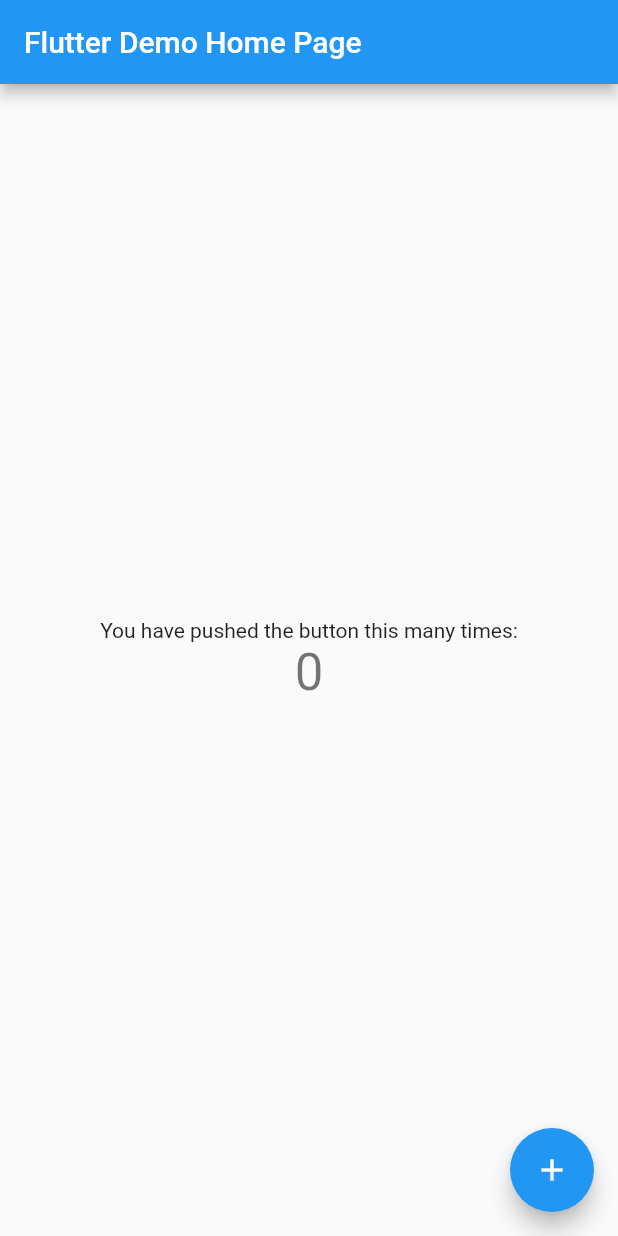
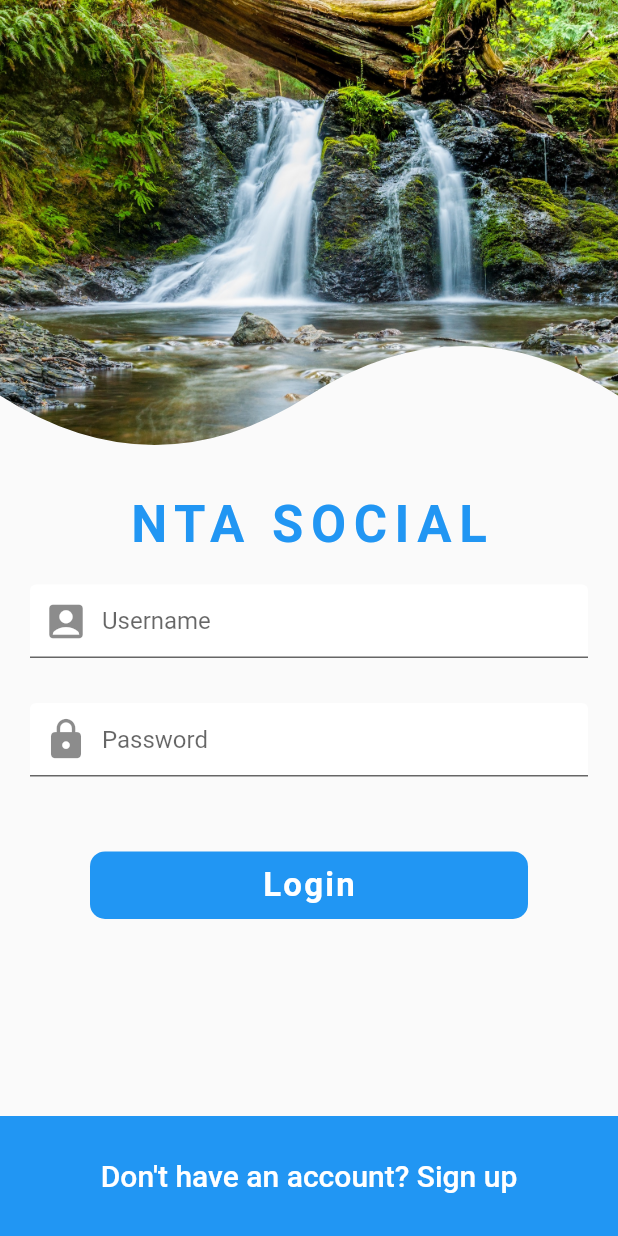
Before and after one commit to tunganh252/social_nta, a Flutter app: the screen it shows after launch, on a phone screen of 412 x 824 dp. Run offline on Flutter 3.47's test engine with Material 2 defaults, Android fonts, the phone set to English and light mode, and no system bars.

Commit message:
[update] - UI loginScreen

```diff
--- a/lib/main.dart
+++ b/lib/main.dart
@@ -1,4 +1,5 @@
 import 'package:flutter/material.dart';
+import 'package:flutter_social_ui/screens/login_screen.dart';
 
 void main() => runApp(MyApp());
 
@@ -7,96 +8,12 @@ class MyApp extends StatelessWidget {
   @override
   Widget build(BuildContext context) {
     return MaterialApp(
-      title: 'Flutter Demo',
+      title: 'NTA Social UI',
+      debugShowCheckedModeBanner: false,
       theme: ThemeData(
         primarySwatch: Colors.blue,
       ),
-      home: MyHomePage(title: 'Flutter Demo Home Page'),
+      home: LoginScreen(),
     );
   }
 }
-
-class MyHomePage extends StatefulWidget {
-  MyHomePage({Key key, this.title}) : super(key: key);
-
-  // This widget is the home page of your application. It is stateful, meaning
-  // that it has a State object (defined below) that contains fields that affect
-  // how it looks.
-
-  // This class is the configuration for the state. It holds the values (in this
-  // case the title) provided by the parent (in this case the App widget) and
-  // used by the build method of the State. Fields in a Widget subclass are
-  // always marked "final".
-
-  final String title;
-
-  @override
-  _MyHomePageState createState() => _MyHomePageState();
-}
-
-class _MyHomePageState extends State<MyHomePage> {
-  int _counter = 0;
-
-  void _incrementCounter() {
-    setState(() {
-      // This call to setState tells the Flutter framework that something has
-      // changed in this State, which causes it to rerun the build method below
-      // so that the display can reflect the updated values. If we changed
-      // _counter without calling setState(), then the build method would not be
-      // called again, and so nothing would appear to happen.
-      _counter++;
-    });
-  }
-
-  @override
-  Widget build(BuildContext context) {
-    // This method is rerun every time setState is called, for instance as done
-    // by the _incrementCounter method above.
-    //
-    // The Flutter framework has been optimized to make rerunning build methods
-    // fast, so that you can just rebuild anything that needs updating rather
-    // than having to individually change instances of widgets.
-    return Scaffold(
-      appBar: AppBar(
-        // Here we take the value from the MyHomePage object that was created by
-        // the App.build method, and use it to set our appbar title.
-        title: Text(widget.title),
-      ),
-      body: Center(
-        // Center is a layout widget. It takes a single child and positions it
-        // in the middle of the parent.
-        child: Column(
-          // Column is also a layout widget. It takes a list of children and
-          // arranges them vertically. By default, it sizes itself to fit its
-          // children horizontally, and tries to be as tall as its parent.
-          //
-          // Invoke "debug painting" (press "p" in the console, choose the
-          // "Toggle Debug Paint" action from the Flutter Inspector in Android
-          // Studio, or the "Toggle Debug Paint" command in Visual Studio Code)
-          // to see the wireframe for each widget.
-          //
-          // Column has various properties to control how it sizes itself and
-          // how it positions its children. Here we use mainAxisAlignment to
-          // center the children vertically; the main axis here is the vertical
-          // axis because Columns are vertical (the cross axis would be
-          // horizontal).
-          mainAxisAlignment: MainAxisAlignment.center,
-          children: <Widget>[
-            Text(
-              'You have pushed the button this many times:',
-            ),
-            Text(
-              '$_counter',
-              style: Theme.of(context).textTheme.headline4,
-            ),
-          ],
-        ),
-      ),
-      floatingActionButton: FloatingActionButton(
-        onPressed: _incrementCounter,
-        tooltip: 'Increment',
-        child: Icon(Icons.add),
-      ), // This trailing comma makes auto-formatting nicer for build methods.
-    );
-  }
-}
--- /dev/null
+++ b/lib/screens/login_screen.dart
@@ -0,0 +1,110 @@
+import 'package:flutter/material.dart';
+import 'package:flutter_social_ui/widgets/curve_clipper.dart';
+
+class LoginScreen extends StatefulWidget {
+  @override
+  _LoginScreenState createState() => _LoginScreenState();
+}
+
+class _LoginScreenState extends State<LoginScreen> {
+  @override
+  Widget build(BuildContext context) {
+    return Scaffold(
+      body: SingleChildScrollView(
+        child: Container(
+          height: MediaQuery.of(context).size.height,
+          child: Column(
+            children: [
+              ClipPath(
+                clipper: CurveClipper(),
+                child: Image(
+                  height: MediaQuery.of(context).size.height / 2.5,
+                  image: AssetImage('assets/images/login_background.jpg'),
+                  fit: BoxFit.cover,
+                ),
+              ),
+              Text(
+                "NTA SOCIAL",
+                style: TextStyle(
+                    fontSize: 34.0,
+                    fontWeight: FontWeight.bold,
+                    letterSpacing: 5.0,
+                    color: Theme.of(context).primaryColor),
+              ),
+              SizedBox(height: 10.0),
+              Padding(
+                padding: const EdgeInsets.symmetric(
+                    horizontal: 20.0, vertical: 10.0),
+                child: TextField(
+                  decoration: InputDecoration(
+                      contentPadding: EdgeInsets.symmetric(vertical: 15.0),
+                      fillColor: Colors.white,
+                      filled: true,
+                      hintText: "Username",
+                      prefixIcon: Icon(
+                        Icons.account_box,
+                        size: 30.0,
+                      )),
+                ),
+              ),
+              SizedBox(height: 10.0),
+              Padding(
+                padding: const EdgeInsets.symmetric(
+                    horizontal: 20.0, vertical: 10.0),
+                child: TextField(
+                  obscureText: true,
+                  decoration: InputDecoration(
+                      contentPadding: EdgeInsets.symmetric(vertical: 15.0),
+                      fillColor: Colors.white,
+                      filled: true,
+                      hintText: "Password",
+                      prefixIcon: Icon(
+                        Icons.lock,
+                        size: 30.0,
+                      )),
+                ),
+              ),
+              SizedBox(height: 40.0),
+              Container(
+                margin: EdgeInsets.symmetric(horizontal: 60.0),
+                alignment: Alignment.center,
+                height: 45.0,
+                decoration: BoxDecoration(
+                    borderRadius: BorderRadius.circular(10.0),
+                    color: Theme.of(context).primaryColor),
+                child: Text(
+                  "Login",
+                  style: TextStyle(
+                      fontWeight: FontWeight.w600,
+                      fontSize: 22.0,
+                      letterSpacing: 1.5,
+                      color: Colors.white),
+                ),
+              ),
+              Expanded(
+                child: Align(
+                  alignment: FractionalOffset.bottomCenter,
+                  child: GestureDetector(
+                    onTap: () {},
+                    child: Container(
+                      alignment: Alignment.center,
+                      height: 80.0,
+                      color: Theme.of(context).primaryColor,
+                      child: Text(
+                        "Don\'t have an account? Sign up",
+                        style: TextStyle(
+                            color: Colors.white,
+                            fontWeight: FontWeight.w500,
+                            fontSize: 20.0),
+                      ),
+                    ),
+                  ),
+                ),
+              )
+            ],
+          ),
+        ),
+      ),
+    );
+  }
+}
--- /dev/null
+++ b/lib/widgets/curve_clipper.dart
@@ -0,0 +1,29 @@
+import 'package:flutter/material.dart';
+
+class CurveClipper extends CustomClipper<Path> {
+  @override
+  Path getClip(Size size) {
+    Path path = Path();
+    path.lineTo(0, 4 * size.height / 5);
+    Offset curvePoint = Offset(size.width / 2, 4 * size.height / 5);
+    Offset curvePoint1 = Offset(size.width / 4, size.height);
+
+    path.quadraticBezierTo(
+        curvePoint1.dx, curvePoint1.dy, curvePoint.dx, curvePoint.dy);
+
+    Offset curvePoint2 = Offset(3 * size.width / 4, 3 * size.height / 5);
+    Offset endpoint = Offset(size.width, 4 * size.height / 5);
+
+    path.quadraticBezierTo(
+        curvePoint2.dx, curvePoint2.dy, endpoint.dx, endpoint.dy);
+
+    path.lineTo(size.width, 0);
+    path.close();
+    return path;
+  }
+
+  @override
+  bool shouldReclip(covariant CustomClipper<Path> oldClipper) {
+    return false;
+  }
+}
```
Also changed, not shown: pubspec.lock, 1 other file.
